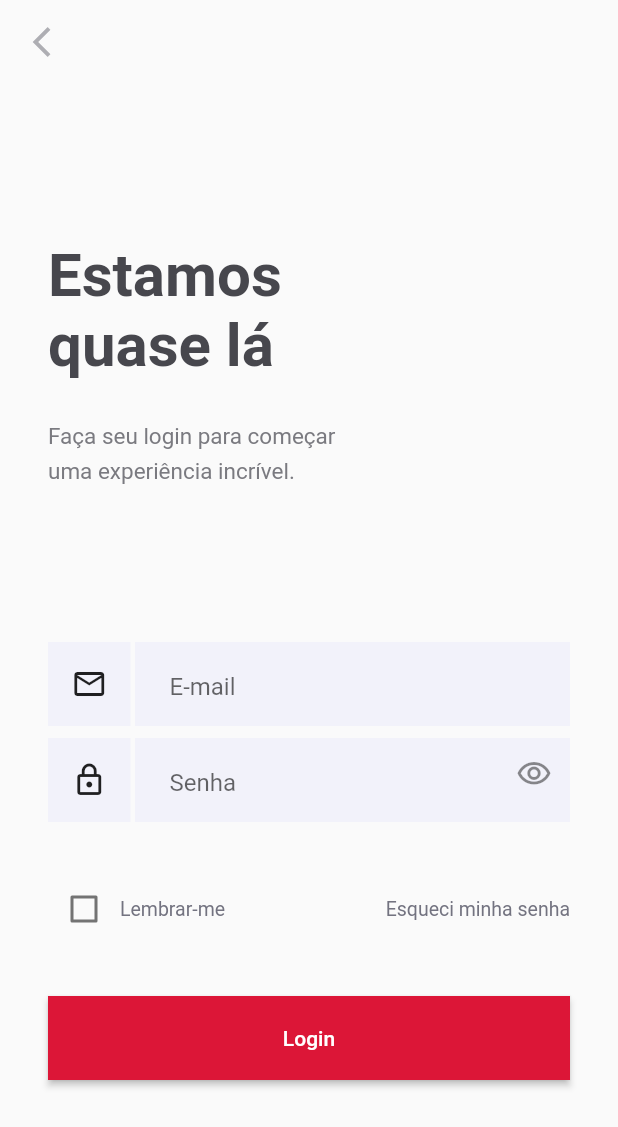
After one commit to samples-flutter/rentx-app, a Flutter app: the LoginPage screen opened directly, on a phone screen of 412 x 824 dp. The commit adds this screen. Shown: the top 1127 px of the screen. Run offline on Flutter 3.47's test engine with Material 2 defaults, Android fonts, the phone set to English and light mode, and no system bars; our stand-ins replace flutter_svg.

Commit message:
feat: create custom app and button

```diff
--- /dev/null
+++ b/lib/app/widget/app_bar_rendx.dart
@@ -0,0 +1,18 @@
+import 'package:flutter/material.dart';
+import 'package:rentx/styles/app_colors.dart';
+
+class AppBarRendX extends StatelessWidget implements PreferredSizeWidget {
+  const AppBarRendX({Key? key}) : super(key: key);
+
+  @override
+  Widget build(BuildContext context) {
+    return AppBar(
+      backgroundColor: Colors.transparent,
+      elevation: 0.0,
+      leading: Icon(Icons.arrow_back_ios_outlined, color: AppColors.grayTextDetails,),
+    );
+  }
+
+  @override
+  Size get preferredSize => Size.fromHeight(kToolbarHeight);
+}
--- /dev/null
+++ b/lib/app/widget/button_rentx.dart
@@ -0,0 +1,33 @@
+import 'package:flutter/material.dart';
+
+class ButtonRentx extends StatelessWidget {
+  final String label;
+  final Color color;
+  final Function() action;
+
+  const ButtonRentx(
+      {Key? key,
+      required this.label,
+      required this.color,
+      required this.action})
+      : super(key: key);
+
+  @override
+  Widget build(BuildContext context) {
+    return SizedBox(
+      height: 56,
+      child: ElevatedButton(
+        onPressed: action,
+        child: Text(label),
+        style: ButtonStyle(
+          backgroundColor: MaterialStateProperty.all<Color>(color),
+          shape: MaterialStateProperty.all<RoundedRectangleBorder>(
+            RoundedRectangleBorder(
+              borderRadius: BorderRadius.circular(0.0),
+            ),
+          ),
+        ),
+      ),
+    );
+  }
+}
--- a/lib/main.dart
+++ b/lib/main.dart
@@ -1,18 +1,34 @@
 import 'package:flutter/material.dart';
+import 'package:rentx/pages/login/login_page.dart';
 import 'package:rentx/pages/splashscreen/splash_union.dart';
 
 void main() {
   runApp(MyApp());
 }
 
+Map<int, Color> color = {
+  50: Color.fromRGBO(41, 41, 46, .1),
+  100: Color.fromRGBO(41, 41, 46, .2),
+  200: Color.fromRGBO(41, 41, 46, .3),
+  300: Color.fromRGBO(41, 41, 46, .4),
+  400: Color.fromRGBO(41, 41, 46, .5),
+  500: Color.fromRGBO(41, 41, 46, .6),
+  600: Color.fromRGBO(41, 41, 46, .7),
+  700: Color.fromRGBO(41, 41, 46, .8),
+  800: Color.fromRGBO(41, 41, 46, .9),
+  900: Color.fromRGBO(41, 41, 46, 1),
+};
+
 class MyApp extends StatelessWidget {
+  MaterialColor colorCustom = MaterialColor(0xFF29292e, color);
+
   @override
   Widget build(BuildContext context) {
     return MaterialApp(
       debugShowCheckedModeBanner: false,
       title: 'Flutter Demo',
       theme: ThemeData(
-        primarySwatch: Colors.blue,
+        primarySwatch: colorCustom,
       ),
       home: SplashUnion(),
     );
--- /dev/null
+++ b/lib/pages/login/login_page.dart
@@ -0,0 +1,91 @@
+import 'package:flutter/material.dart';
+import 'package:rentx/app/widget/app_bar_rendx.dart';
+import 'package:rentx/app/widget/button_rentx.dart';
+import 'package:rentx/pages/login/widget/text_field_login.dart';
+import 'package:rentx/styles/app_colors.dart';
+
+class LoginPage extends StatelessWidget {
+  const LoginPage({Key? key}) : super(key: key);
+
+  @override
+  Widget build(BuildContext context) {
+    return Scaffold(
+      appBar: AppBarRendX(),
+      body: Container(
+        padding: EdgeInsets.only(left: 32, right: 32),
+        child: Column(
+          mainAxisAlignment: MainAxisAlignment.spaceEvenly,
+          crossAxisAlignment: CrossAxisAlignment.start,
+          children: [
+            Column(
+              crossAxisAlignment: CrossAxisAlignment.start,
+              children: [
+                Text(
+                  'Estamos \nquase lá',
+                  style: TextStyle(
+                      color: AppColors.grayTitle,
+                      fontSize: 40,
+                      fontWeight: FontWeight.w600),
+                ),
+                SizedBox(height: 24),
+                Text(
+                  'Faça seu login para começar \numa experiência incrível.',
+                  style: TextStyle(
+                      height: 1.5,
+                      color: AppColors.grayText,
+                      fontSize: 15,
+                      fontWeight: FontWeight.w400),
+                ),
+              ],
+            ),
+            Column(
+              children: [
+                TextFieldLogin(
+                    hint: "E-mail",
+                    inputType: InputType.email,
+                    onChange: (text) => {print(text)}),
+                SizedBox(height: 8),
+                TextFieldLogin(
+                    hint: "Senha",
+                    inputType: InputType.password,
+                    onChange: (text) => {print(text)}),
+                SizedBox(height: 34),
+                Row(
+                  mainAxisAlignment: MainAxisAlignment.spaceBetween,
+                  children: [
+                    Row(
+                      children: [
+                        Checkbox(value: false, onChanged: (isChecked) {}),
+                        Text(
+                          'Lembrar-me',
+                          style: TextStyle(
+                              fontSize: 13,
+                              fontWeight: FontWeight.w400,
+                              color: AppColors.textDark),
+                        ),
+                      ],
+                    ),
+                    Text(
+                      'Esqueci minha senha',
+                      style: TextStyle(
+                          color: AppColors.textDark,
+                          fontSize: 13,
+                          fontWeight: FontWeight.w400),
+                    )
+                  ],
+                ),
+                SizedBox(height: 34),
+                SizedBox(
+                    width: MediaQuery.of(context).size.width,
+                    child: ButtonRentx(
+                        label: "Login",
+                        color: AppColors.primary,
+                        action: () {}))
+              ],
+            ),
+          ],
+        ),
+      ),
+    );
+  }
+}
--- /dev/null
+++ b/lib/pages/login/widget/text_field_login.dart
@@ -0,0 +1,65 @@
+import 'package:flutter/material.dart';
+import 'package:rentx/styles/app_colors.dart';
+
+enum InputType { email, password }
+
+class TextFieldLogin extends StatefulWidget {
+  final String hint;
+  final InputType inputType;
+  final Function(String) onChange;
+
+  const TextFieldLogin(
+      {Key? key,
+      required this.hint,
+      required this.inputType,
+      required this.onChange})
+      : super(key: key);
+
+  @override
+  _TextFieldLoginState createState() => _TextFieldLoginState();
+}
+
+class _TextFieldLoginState extends State<TextFieldLogin> {
+  @override
+  Widget build(BuildContext context) {
+    return SizedBox(
+      width: MediaQuery.of(context).size.width * 0.87,
+      child: Row(
+        children: [
+          Material(
+            color: AppColors.background,
+            child: Container(
+              width: 55,
+              height: 56,
+              child: Icon(widget.inputType == InputType.email
+                  ? Icons.email_outlined
+                  : Icons.lock_outlined),
+            ),
+          ),
+          SizedBox(width: 3),
+          Expanded(
+            child: Material(
+              color: AppColors.background,
+              child: Container(
+                height: 56,
+                child: TextField(
+                  onChanged: widget.onChange,
+                  decoration: InputDecoration(
+                      contentPadding: EdgeInsets.only(left: 23, top: 20),
+                      hintText: widget.hint,
+                      focusedBorder: InputBorder.none,
+                      enabledBorder: InputBorder.none,
+                      errorBorder: InputBorder.none,
+                      disabledBorder: InputBorder.none,
+                      suffixIcon: Icon(widget.inputType == InputType.password
+                          ? Icons.visibility_outlined
+                          : null)),
+                ),
+              ),
+            ),
+          )
+        ],
+      ),
+    );
+  }
+}
--- a/lib/pages/welcome/welcome_page.dart
+++ b/lib/pages/welcome/welcome_page.dart
@@ -1,5 +1,7 @@
 import 'package:flutter/material.dart';
 import 'package:flutter_svg/flutter_svg.dart';
+import 'package:rentx/app/widget/button_rentx.dart';
+import 'package:rentx/pages/login/login_page.dart';
 import 'package:rentx/styles/app_colors.dart';
 
 class WelcomePage extends StatelessWidget {
@@ -34,9 +36,26 @@ class WelcomePage extends StatelessWidget {
                   Row(
                     mainAxisAlignment: MainAxisAlignment.spaceAround,
                     children: [
-                      buttonCustom(context, "Login", AppColors.primary, () {}),
-                      buttonCustom(
-                          context, "Cadastrar", AppColors.black, () {}),
+                      SizedBox(
+                        width: MediaQuery.of(context).size.width * 0.4,
+                        child: ButtonRentx(
+                          label: "Login",
+                          color: AppColors.primary,
+                          action: () {
+                            MaterialPageRoute(builder: (_) => LoginPage());
+                          },
+                        ),
+                      ),
+                      SizedBox(
+                        width: MediaQuery.of(context).size.width * 0.4,
+                        child: ButtonRentx(
+                          label: "Cadastrar",
+                          color: AppColors.black,
+                          action: () {
+                            MaterialPageRoute(builder: (_) => LoginPage());
+                          },
+                        ),
+                      )
                     ],
                   ),
                   SizedBox(height: 43),
@@ -57,23 +76,4 @@ class WelcomePage extends StatelessWidget {
       ),
     );
   }
-
-  Widget buttonCustom(context, String label, Color color, Function() action) {
-    return SizedBox(
-      width: MediaQuery.of(context).size.width * 0.4,
-      height: 56,
-      child: ElevatedButton(
-        onPressed: action,
-        child: Text(label),
-        style: ButtonStyle(
-          backgroundColor: MaterialStateProperty.all<Color>(color),
-          shape: MaterialStateProperty.all<RoundedRectangleBorder>(
-            RoundedRectangleBorder(
-              borderRadius: BorderRadius.circular(0.0),
-            ),
-          ),
-        ),
-      ),
-    );
-  }
 }
--- a/lib/styles/app_colors.dart
+++ b/lib/styles/app_colors.dart
@@ -16,4 +16,10 @@ class AppColors {
   //hover
   static final hoverRed = Color.fromRGBO(253, 237, 239, 1);
   static final hoverGreen = Color.fromRGBO(218, 243, 229, 1);
+
+
+  static final background = Color.fromRGBO(242, 242, 250, 1);
+  static final textDark = Color.fromRGBO(115, 115, 128, 1);
+
+
 }
```
